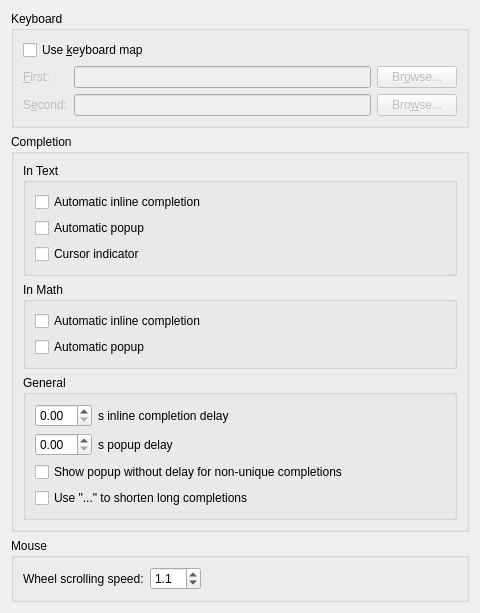
The window that src/frontends/qt4/ui/PrefInputUi.ui (cburschka/lyx) describes before a commit, drawn with Qt 5.
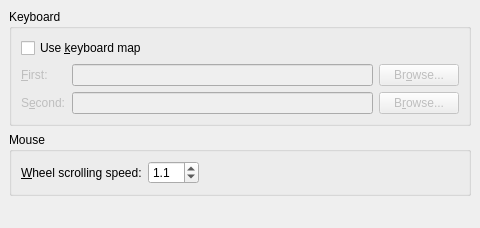
The same window after the commit.

Commit message: Move completion to a pane of its own.

```diff
--- a/src/frontends/qt4/ui/PrefInputUi.ui
+++ b/src/frontends/qt4/ui/PrefInputUi.ui
@@ -6,13 +6,19 @@
     <x>0</x>
     <y>0</y>
     <width>480</width>
-    <height>609</height>
+    <height>228</height>
    </rect>
   </property>
   <property name="windowTitle" >
    <string/>
   </property>
   <layout class="QVBoxLayout" >
+   <property name="margin" >
+    <number>9</number>
+   </property>
+   <property name="spacing" >
+    <number>6</number>
+   </property>
    <item>
     <widget class="QGroupBox" name="keyboardGB" >
      <property name="title" >
@@ -25,6 +31,12 @@
       <bool>true</bool>
      </property>
      <layout class="QGridLayout" >
+      <property name="margin" >
+       <number>9</number>
+      </property>
+      <property name="spacing" >
+       <number>6</number>
+      </property>
       <item row="0" column="0" colspan="3" >
        <widget class="QCheckBox" name="keymapCB" >
         <property name="text" >
@@ -94,7 +106,7 @@
          <bool>false</bool>
         </property>
         <property name="text" >
-         <string>Bro&amp;wse...</string>
+         <string>B&amp;rowse...</string>
         </property>
         <property name="autoDefault" >
          <bool>false</bool>
@@ -104,195 +116,6 @@
      </layout>
     </widget>
    </item>
-   <item>
-    <widget class="QGroupBox" name="groupBox" >
-     <property name="title" >
-      <string>Completion</string>
-     </property>
-     <property name="flat" >
-      <bool>true</bool>
-     </property>
-     <layout class="QVBoxLayout" >
-      <item>
-       <widget class="QGroupBox" name="groupBox_2" >
-        <property name="title" >
-         <string>In Text</string>
-        </property>
-        <property name="flat" >
-         <bool>false</bool>
-        </property>
-        <layout class="QVBoxLayout" >
-         <item>
-          <widget class="QCheckBox" name="inlineTextCB" >
-           <property name="toolTip" >
-            <string>Show the grey inline completion behind the cursor in text mode after the delay.</string>
-           </property>
-           <property name="text" >
-            <string>Automatic inline completion</string>
-           </property>
-          </widget>
-         </item>
-         <item>
-          <widget class="QCheckBox" name="popupTextCB" >
-           <property name="toolTip" >
-            <string>Show the popup after the set delay in text mode.</string>
-           </property>
-           <property name="text" >
-            <string>Automatic popup</string>
-           </property>
-          </widget>
-         </item>
-         <item>
-          <widget class="QCheckBox" name="cursorTextCB" >
-           <property name="toolTip" >
-            <string>Show a small triangle on the cursor if a completion is available in text mode.</string>
-           </property>
-           <property name="text" >
-            <string>Cursor indicator</string>
-           </property>
-          </widget>
-         </item>
-        </layout>
-       </widget>
-      </item>
-      <item>
-       <widget class="QGroupBox" name="groupBox_3" >
-        <property name="title" >
-         <string>In Math</string>
-        </property>
-        <property name="flat" >
-         <bool>false</bool>
-        </property>
-        <layout class="QVBoxLayout" >
-         <item>
-          <widget class="QCheckBox" name="inlineMathCB" >
-           <property name="toolTip" >
-            <string>Show the grey inline completion behind the cursor in math mode after the delay.</string>
-           </property>
-           <property name="text" >
-            <string>Automatic inline completion</string>
-           </property>
-          </widget>
-         </item>
-         <item>
-          <widget class="QCheckBox" name="popupMathCB" >
-           <property name="toolTip" >
-            <string>Show the popup in math mode after the delay.</string>
-           </property>
-           <property name="text" >
-            <string>Automatic popup</string>
-           </property>
-          </widget>
-         </item>
-        </layout>
-       </widget>
-      </item>
-      <item>
-       <widget class="QGroupBox" name="groupBox_4" >
-        <property name="title" >
-         <string>General</string>
-        </property>
-        <layout class="QVBoxLayout" >
-         <item>
-          <layout class="QHBoxLayout" >
-           <item>
-            <widget class="QDoubleSpinBox" name="inlineDelaySB" >
-             <property name="toolTip" >
-              <string>After the cursor has not moved for this time, the inline completion is shown if it is available.</string>
-             </property>
-             <property name="maximum" >
-              <double>10.000000000000000</double>
-             </property>
-             <property name="singleStep" >
-              <double>0.100000000000000</double>
-             </property>
-            </widget>
-           </item>
-           <item>
-            <widget class="QLabel" name="label_4" >
-             <property name="text" >
-              <string>s inline completion delay</string>
-             </property>
-            </widget>
-           </item>
-           <item>
-            <spacer>
-             <property name="orientation" >
-              <enum>Qt::Horizontal</enum>
-             </property>
-             <property name="sizeHint" >
-              <size>
-               <width>40</width>
-               <height>20</height>
-              </size>
-             </property>
-            </spacer>
-           </item>
-          </layout>
-         </item>
-         <item>
-          <layout class="QHBoxLayout" >
-           <item>
-            <widget class="QDoubleSpinBox" name="popupDelaySB" >
-             <property name="toolTip" >
-              <string>After the cursor has not moved for this time, the completion popup is shown if it is available.</string>
-             </property>
-             <property name="maximum" >
-              <double>10.000000000000000</double>
-             </property>
-             <property name="singleStep" >
-              <double>0.100000000000000</double>
-             </property>
-            </widget>
-           </item>
-           <item>
-            <widget class="QLabel" name="label_3" >
-             <property name="text" >
-              <string>s popup delay</string>
-             </property>
-            </widget>
-           </item>
-           <item>
-            <spacer>
-             <property name="orientation" >
-              <enum>Qt::Horizontal</enum>
-             </property>
-             <property name="sizeHint" >
-              <size>
-               <width>40</width>
-               <height>20</height>
-              </size>
-             </property>
-            </spacer>
-           </item>
-          </layout>
-         </item>
-         <item>
-          <widget class="QCheckBox" name="popupAfterCompleteCB" >
-           <property name="toolTip" >
-            <string>When the TAB completion is not unique, there won't be a delay of the popup. It will be shown right away.</string>
-           </property>
-           <property name="text" >
-            <string>Show popup without delay for non-unique completions</string>
-           </property>
-          </widget>
-         </item>
-         <item>
-          <widget class="QCheckBox" name="inlineDotsCB" >
-           <property name="toolTip" >
-            <string>Long completions are cut-off and shown with "...".</string>
-           </property>
-           <property name="text" >
-            <string>Use "..." to shorten long completions</string>
-           </property>
-          </widget>
-         </item>
-        </layout>
-       </widget>
-      </item>
-     </layout>
-    </widget>
-   </item>
    <item>
     <widget class="QGroupBox" name="mouseGB" >
      <property name="title" >
@@ -305,10 +128,16 @@
       <bool>true</bool>
      </property>
      <layout class="QGridLayout" >
+      <property name="margin" >
+       <number>9</number>
+      </property>
+      <property name="spacing" >
+       <number>6</number>
+      </property>
       <item row="0" column="0" >
        <widget class="QLabel" name="scrollingSpeedLA" >
         <property name="text" >
-         <string>Wheel scrolling speed:</string>
+         <string>&amp;Wheel scrolling speed:</string>
         </property>
         <property name="buddy" >
          <cstring>mouseWheelSpeedSB</cstring>
```
Left out of the diff: 6 changed lines with no effect on the pictures. The commit also changes 5 other files.
